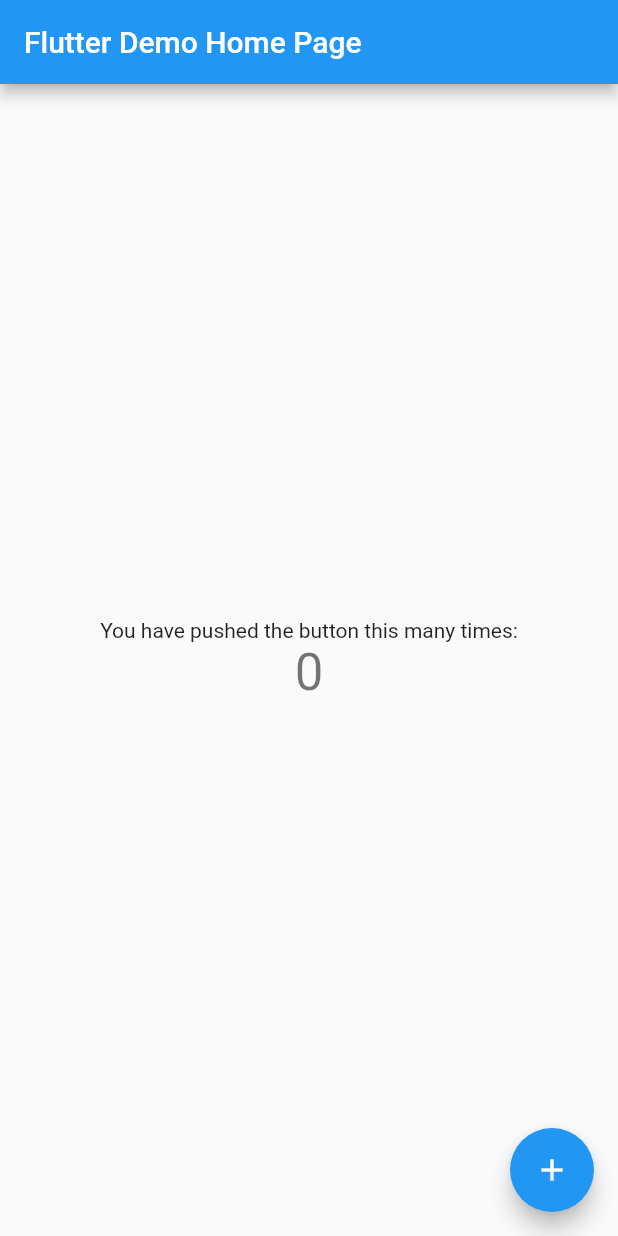
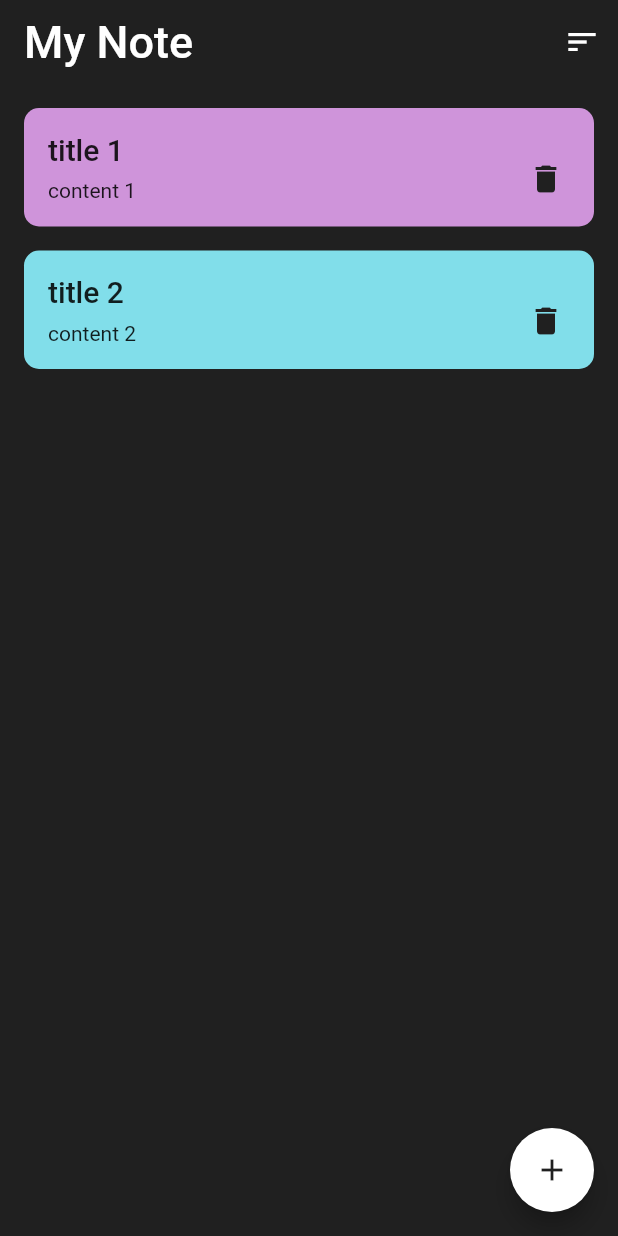
Before and after one commit to john-dev-ats/clean-architecture-note-app, a Flutter app: the screen it shows after launch, on a phone screen of 412 x 824 dp. Run offline on Flutter 3.47's test engine with Material 2 defaults, Android fonts, the phone set to English and light mode, and no system bars; our stand-ins replace freezed_annotation, sqflite; accounts and stored records are empty.

Commit message:
Add HomeScreen UI, Edit Note View Model

```diff
--- a/lib/main.dart
+++ b/lib/main.dart
@@ -1,3 +1,5 @@
+import 'package:clean_architecture_note_app/presentation/notes/notes_screen.dart';
+import 'package:clean_architecture_note_app/ui/colors.dart';
 import 'package:flutter/material.dart';
 
 void main() {
@@ -7,109 +9,23 @@ void main() {
 class MyApp extends StatelessWidget {
   const MyApp({super.key});
 
-  // This widget is the root of your application.
   @override
   Widget build(BuildContext context) {
     return MaterialApp(
       title: 'Flutter Demo',
       theme: ThemeData(
-        // This is the theme of your application.
-        //
-        // Try running your application with "flutter run". You'll see the
-        // application has a blue toolbar. Then, without quitting the app, try
-        // changing the primarySwatch below to Colors.green and then invoke
-        // "hot reload" (press "r" in the console where you ran "flutter run",
-        // or simply save your changes to "hot reload" in a Flutter IDE).
-        // Notice that the counter didn't reset back to zero; the application
-        // is not restarted.
-        primarySwatch: Colors.blue,
+        primaryColor: Colors.white,
+        backgroundColor: darkGray,
+        canvasColor: darkGray,
+        floatingActionButtonTheme: Theme.of(context).floatingActionButtonTheme.copyWith(
+          backgroundColor: Colors.white,
+          foregroundColor: darkGray,
+        ),
+        appBarTheme: Theme.of(context).appBarTheme.copyWith(
+          backgroundColor: darkGray,
+        ),
       ),
-      home: const MyHomePage(title: 'Flutter Demo Home Page'),
+      home: const NotesScreen(),
     );
   }
 }
-
-class MyHomePage extends StatefulWidget {
-  const MyHomePage({super.key, required this.title});
-
-  // This widget is the home page of your application. It is stateful, meaning
-  // that it has a State object (defined below) that contains fields that affect
-  // how it looks.
-
-  // This class is the configuration for the state. It holds the values (in this
-  // case the title) provided by the parent (in this case the App widget) and
-  // used by the build method of the State. Fields in a Widget subclass are
-  // always marked "final".
-
-  final String title;
-
-  @override
-  State<MyHomePage> createState() => _MyHomePageState();
-}
-
-class _MyHomePageState extends State<MyHomePage> {
-  int _counter = 0;
-
-  void _incrementCounter() {
-    setState(() {
-      // This call to setState tells the Flutter framework that something has
-      // changed in this State, which causes it to rerun the build method below
-      // so that the display can reflect the updated values. If we changed
-      // _counter without calling setState(), then the build method would not be
-      // called again, and so nothing would appear to happen.
-      _counter++;
-    });
-  }
-
-  @override
-  Widget build(BuildContext context) {
-    // This method is rerun every time setState is called, for instance as done
-    // by the _incrementCounter method above.
-    //
-    // The Flutter framework has been optimized to make rerunning build methods
-    // fast, so that you can just rebuild anything that needs updating rather
-    // than having to individually change instances of widgets.
-    return Scaffold(
-      appBar: AppBar(
-        // Here we take the value from the MyHomePage object that was created by
-        // the App.build method, and use it to set our appbar title.
-        title: Text(widget.title),
-      ),
-      body: Center(
-        // Center is a layout widget. It takes a single child and positions it
-        // in the middle of the parent.
-        child: Column(
-          // Column is also a layout widget. It takes a list of children and
-          // arranges them vertically. By default, it sizes itself to fit its
-          // children horizontally, and tries to be as tall as its parent.
-          //
-          // Invoke "debug painting" (press "p" in the console, choose the
-          // "Toggle Debug Paint" action from the Flutter Inspector in Android
-          // Studio, or the "Toggle Debug Paint" command in Visual Studio Code)
-          // to see the wireframe for each widget.
-          //
-          // Column has various properties to control how it sizes itself and
-          // how it positions its children. Here we use mainAxisAlignment to
-          // center the children vertically; the main axis here is the vertical
-          // axis because Columns are vertical (the cross axis would be
-          // horizontal).
-          mainAxisAlignment: MainAxisAlignment.center,
-          children: <Widget>[
-            const Text(
-              'You have pushed the button this many times:',
-            ),
-            Text(
-              '$_counter',
-              style: Theme.of(context).textTheme.headline4,
-            ),
-          ],
-        ),
-      ),
-      floatingActionButton: FloatingActionButton(
-        onPressed: _incrementCounter,
-        tooltip: 'Increment',
-        child: const Icon(Icons.add),
-      ), // This trailing comma makes auto-formatting nicer for build methods.
-    );
-  }
-}
--- /dev/null
+++ b/lib/presentation/add_edit_note/add_edit_note_event.dart
@@ -0,0 +1,7 @@
+import 'package:freezed_annotation/freezed_annotation.dart';
+part 'add_edit_note_event.freezed.dart';
+@freezed
+abstract class AddEditNoteEvent with _$AddEditNoteEvent {
+  const factory AddEditNoteEvent.changeColor(int color) = ChangeColor;
+  const factory AddEditNoteEvent.saveNote(int? id, String title, String content) = SaveNote;
+}
--- /dev/null
+++ b/lib/presentation/add_edit_note/add_edit_note_view_model.dart
@@ -0,0 +1,43 @@
+import 'package:clean_architecture_note_app/domain/repository/note_repository.dart';
+import 'package:clean_architecture_note_app/presentation/add_edit_note/add_edit_note_event.dart';
+import 'package:flutter/cupertino.dart';
+import 'package:flutter/material.dart';
+
+import '../../domain/model/note.dart';
+
+class AddEditNoteViewModel with ChangeNotifier{
+  final NoteRepository repository;
+
+  int _color = Colors.orange.value;
+  int get color => _color;
+
+  AddEditNoteViewModel(this.repository);
+
+  void onEvent(AddEditNoteEvent event) {
+    event.when(changeColor: _changeColor, saveNote: _saveNote);
+  }
+
+  Future<void> _changeColor(int color) async {
+    _color = color;
+    notifyListeners();
+  }
+
+  Future<void> _saveNote(int? id, String title, String content) async {
+    if(id == null) {
+      repository.insertNote(Note(
+        title: title,
+        content: content,
+        color: _color,
+        timeStamp: DateTime.now().millisecondsSinceEpoch
+      ));
+    } else{
+      await repository.updateNote(Note(
+        id: id,
+        title: title,
+        content: content,
+        color: _color,
+        timeStamp: DateTime.now().millisecondsSinceEpoch
+      ));
+    }
+  }
+}
--- /dev/null
+++ b/lib/presentation/notes/components/note_item.dart
@@ -0,0 +1,60 @@
+import 'package:clean_architecture_note_app/ui/colors.dart';
+import 'package:flutter/material.dart';
+import '../../../domain/model/note.dart';
+
+class NoteItem extends StatelessWidget {
+  final Note note;
+  final Function? onDeleteTap;
+
+  const NoteItem({Key? key, required this.note, this.onDeleteTap})
+      : super(key: key);
+
+  @override
+  Widget build(BuildContext context) {
+    return Padding(
+      padding: const EdgeInsets.all(8.0),
+      child: Stack(
+        children: [
+          Container(
+            width: double.infinity,
+            padding: const EdgeInsets.all(16),
+            decoration: BoxDecoration(
+              borderRadius: BorderRadius.circular(10),
+              color: Color(note.color),
+            ),
+            child: Column(
+              crossAxisAlignment: CrossAxisAlignment.start,
+              children: [
+                Text(
+                  note.title,
+                  style: Theme.of(context).textTheme.headline6,
+                  maxLines: 1,
+                  overflow: TextOverflow.ellipsis,
+                ),
+                const SizedBox(
+                  height: 8,
+                ),
+                Text(
+                  note.content,
+                  style: Theme.of(context).textTheme.bodyText2,
+                  maxLines: 3,
+                  overflow: TextOverflow.ellipsis,
+                ),
+              ],
+            ),
+          ),
+          Positioned(
+              bottom: 8,
+              right: 8,
+              child: IconButton(
+                icon: const Icon(Icons.delete),
+                color: darkGray,
+                onPressed: () {
+                  onDeleteTap?.call();
+                },
+              ))
+        ],
+      ),
+    );
+  }
+}
--- /dev/null
+++ b/lib/presentation/notes/notes_screen.dart
@@ -0,0 +1,40 @@
+import 'package:clean_architecture_note_app/ui/colors.dart';
+import 'package:flutter/material.dart';
+
+import '../../domain/model/note.dart';
+import 'components/note_item.dart';
+
+class NotesScreen extends StatelessWidget {
+  const NotesScreen({Key? key}) : super(key: key);
+
+  @override
+  Widget build(BuildContext context) {
+    return Scaffold(
+      appBar: AppBar(
+        title: const Text('My Note',style: TextStyle(fontSize: 30),),
+        actions: [
+          IconButton(onPressed: (){}, icon: const Icon(Icons.sort))
+        ],
+        elevation: 0,
+      ),
+      floatingActionButton: FloatingActionButton(onPressed: (){
+
+      },
+      child: const Icon(Icons.add),
+      ),
+      body: Padding(
+        padding: const EdgeInsets.all(8.0),
+        child: ListView(
+          children: [
+            NoteItem(
+              note: Note(title: 'title 1', content: 'content 1', color: wisteria.value, timeStamp: 1),
+            ),
+            NoteItem(
+              note: Note(title: 'title 2', content: 'content 2', color: skyBlue.value, timeStamp: 2),
+            ),
+          ],
+        ),
+      ),
+    );
+  }
+}
--- /dev/null
+++ b/lib/ui/colors.dart
@@ -0,0 +1,10 @@
+import 'dart:ui';
+
+const roseBud = Color(0xFFFFAB91);
+const primrose = Color(0xFFE7ED9B);
+const wisteria = Color(0xFFCF94DA);
+const skyBlue = Color(0xFF81DEEA);
+const illusion = Color(0xFFF48FB1);
+
+const darkGray = Color(0xFF202020);
+const lightBlue = Color(0xFFD7E8DE);
```
Also changed, not shown: lib/presentation/add_edit_note/add_edit_note_event.freezed.dart (added).
